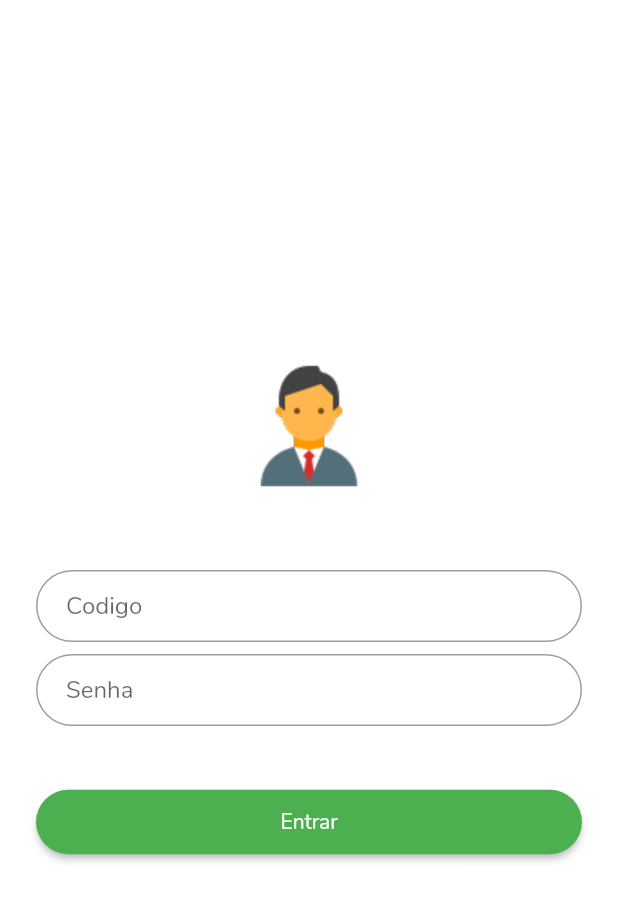
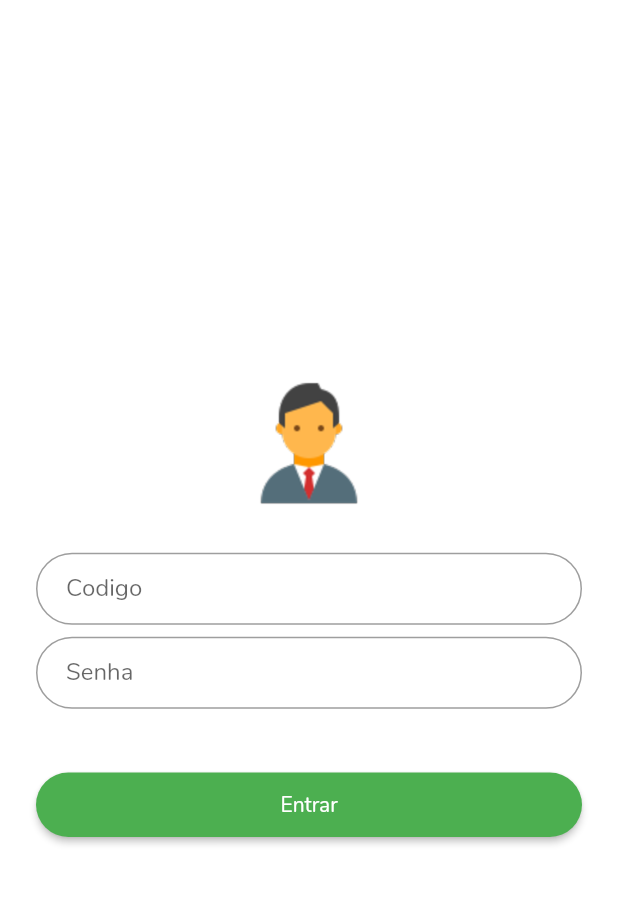
Before and after one commit to Hellyson-Ferreira/app_avaliacao_ifma, a Flutter app: the screen it shows after launch, after a tap on "Entrar como Adiministrador", on a phone screen of 412 x 824 dp. Shown: the top 901 px of the screen. Run offline on Flutter 3.47's test engine with Material 2 defaults, Android fonts, the phone set to English and light mode, and no system bars; our stand-ins replace splashscreen.

Commit message:
Ajustes nas telas

```diff
--- a/lib/LoginAdimim/login_page_adimim.dart
+++ b/lib/LoginAdimim/login_page_adimim.dart
@@ -78,7 +78,7 @@ class _LoginPageAdimimState extends State<LoginPageAdim> {
           padding: EdgeInsets.only(left: 24.0, right: 24.0),
           children: <Widget>[
             logo,
-            SizedBox(height: 48.0),
+            SizedBox(height: 25.0),
             matricula,
             SizedBox(height: 8.0),
             password,
--- a/lib/main.dart
+++ b/lib/main.dart
@@ -8,10 +8,11 @@ void main() => runApp(MyApp());
 
 class MyApp extends StatelessWidget {
   final routes = <String, WidgetBuilder>{
+    LoadingPage.tag: (context) => LoadingPage(),
     LoginPageAluno.tag: (context) => LoginPageAluno(),
     BoasVindasAluno.tag: (context) => BoasVindasAluno(),
     LoginPageAdim.tag: (context) => LoginPageAdim(),
-    LoadingPage.tag: (context) => LoadingPage(),
+
 
 };
 
```
